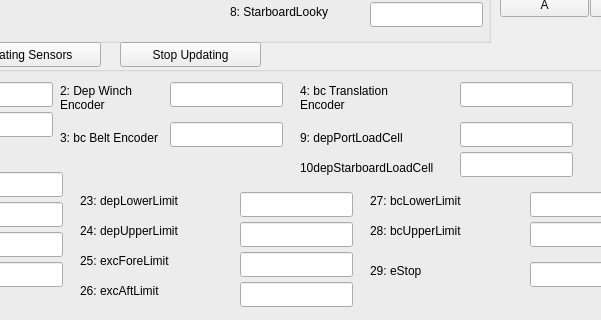
Qt form client/resource/MyPlugin.ui (CWRUbotix/NASA-RMC-2020) before a commit; both pictures show x 230 to 831 and y 668 to 988 of the 1096 by 988 pixel window.
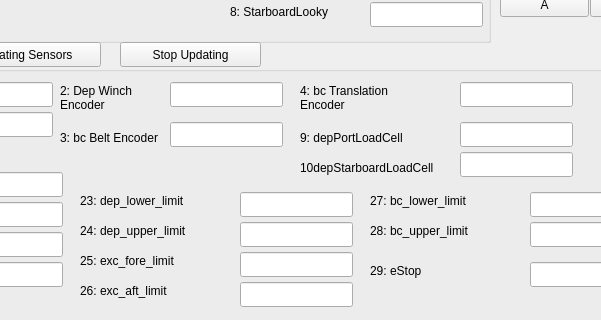
The same form after that commit.

```diff
--- a/client/resource/MyPlugin.ui
+++ b/client/resource/MyPlugin.ui
@@ -1332,7 +1332,7 @@
      </rect>
     </property>
     <property name="text">
-     <string>23: depLowerLimit</string>
+     <string>23: dep_lower_limit</string>
     </property>
    </widget>
    <widget class="QLineEdit" name="sensor23_lineedit">
@@ -1361,7 +1361,7 @@
      </rect>
     </property>
     <property name="text">
-     <string>24: depUpperLimit</string>
+     <string>24: dep_upper_limit</string>
     </property>
    </widget>
    <widget class="QLineEdit" name="sensor24_lineedit">
@@ -1390,7 +1390,7 @@
      </rect>
     </property>
     <property name="text">
-     <string>25: excForeLimit</string>
+     <string>25: exc_fore_limit</string>
     </property>
    </widget>
    <widget class="QLineEdit" name="sensor25_lineedit">
@@ -1419,7 +1419,7 @@
      </rect>
     </property>
     <property name="text">
-     <string>26: excAftLimit</string>
+     <string>26: exc_aft_limit</string>
     </property>
    </widget>
    <widget class="QLineEdit" name="sensor26_lineedit">
@@ -1448,7 +1448,7 @@
      </rect>
     </property>
     <property name="text">
-     <string>27: bcLowerLimit</string>
+     <string>27: bc_lower_limit</string>
     </property>
    </widget>
    <widget class="QLineEdit" name="sensor27_lineedit">
@@ -1477,7 +1477,7 @@
      </rect>
     </property>
     <property name="text">
-     <string>28: bcUpperLimit</string>
+     <string>28: bc_upper_limit</string>
     </property>
    </widget>
    <widget class="QLineEdit" name="sensor28_lineedit">
```
